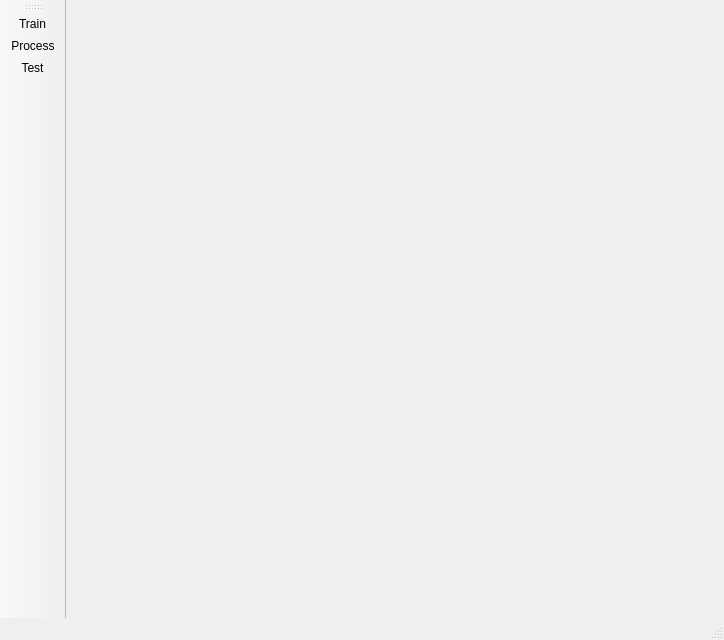
First picture: the form in pygesture/ui/main_template.ui, repository ixjlyons/pygesture, before the edit.
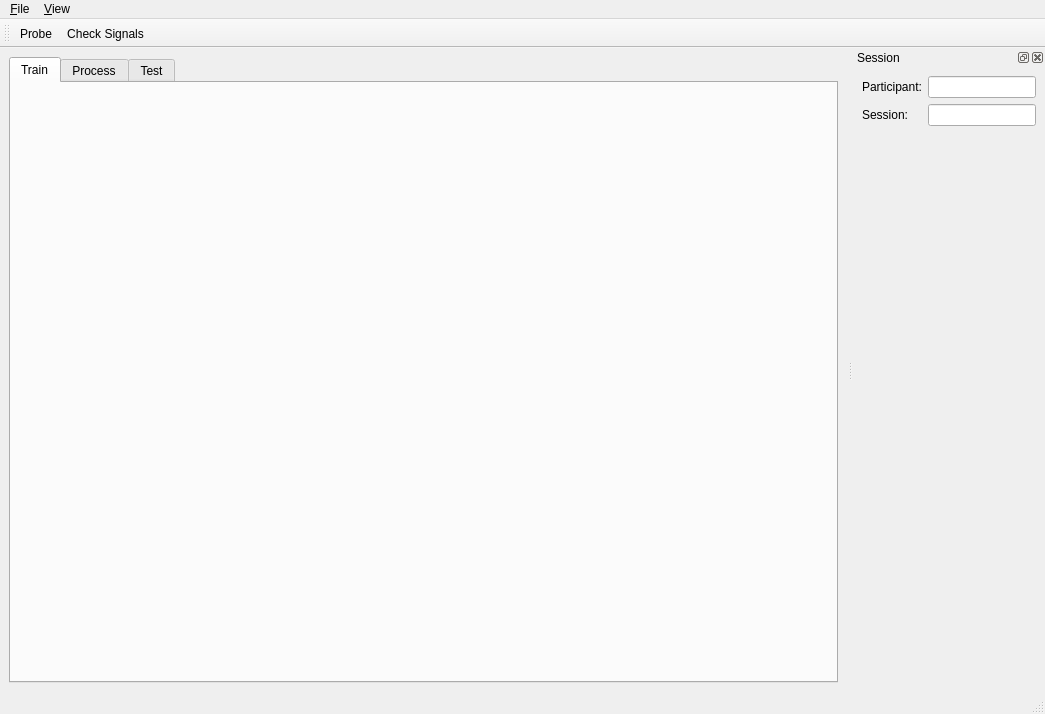
Second picture: the form after the edit. Icons and pictures are not drawn.

Commit message: Started a different main UI (this time with tabs). Some improvements to the test UI -- mainly separating the acts of starting the vrep simulation and running the pipeline to two separate buttons.

Diff of the .ui file:
```diff
--- a/pygesture/ui/main_template.ui
+++ b/pygesture/ui/main_template.ui
@@ -6,25 +6,63 @@
    <rect>
     <x>0</x>
     <y>0</y>
-    <width>724</width>
-    <height>640</height>
+    <width>1045</width>
+    <height>714</height>
    </rect>
   </property>
   <property name="windowTitle">
-   <string>pygesture</string>
+   <string>MainWindow</string>
   </property>
   <widget class="QWidget" name="centralwidget">
-   <layout class="QGridLayout" name="gridLayout"/>
+   <layout class="QGridLayout" name="gridLayout">
+    <item row="0" column="0">
+     <widget class="QTabWidget" name="tabWidget">
+      <property name="currentIndex">
+       <number>0</number>
+      </property>
+      <widget class="QWidget" name="trainTab">
+       <attribute name="title">
+        <string>Train</string>
+       </attribute>
+      </widget>
+      <widget class="QWidget" name="processTab">
+       <attribute name="title">
+        <string>Process</string>
+       </attribute>
+      </widget>
+      <widget class="QWidget" name="testTab">
+       <attribute name="title">
+        <string>Test</string>
+       </attribute>
+      </widget>
+     </widget>
+    </item>
+   </layout>
   </widget>
   <widget class="QMenuBar" name="menubar">
    <property name="geometry">
     <rect>
      <x>0</x>
      <y>0</y>
-     <width>724</width>
-     <height>19</height>
+     <width>1045</width>
+     <height>23</height>
     </rect>
    </property>
+   <widget class="QMenu" name="menu_File">
+    <property name="title">
+     <string>&amp;File</string>
+    </property>
+    <addaction name="action_Quit"/>
+   </widget>
+   <widget class="QMenu" name="menu_View">
+    <property name="title">
+     <string>&amp;View</string>
+    </property>
+    <addaction name="actionCheck_Signals"/>
+    <addaction name="actionProbe"/>
+   </widget>
+   <addaction name="menu_File"/>
+   <addaction name="menu_View"/>
   </widget>
   <widget class="QStatusBar" name="statusbar"/>
   <widget class="QToolBar" name="toolBar">
@@ -32,37 +70,77 @@
     <string>toolBar</string>
    </property>
    <attribute name="toolBarArea">
-    <enum>LeftToolBarArea</enum>
+    <enum>TopToolBarArea</enum>
    </attribute>
    <attribute name="toolBarBreak">
     <bool>false</bool>
    </attribute>
-   <addaction name="actionTrain"/>
-   <addaction name="actionProcess"/>
-   <addaction name="actionTest"/>
+   <addaction name="actionProbe"/>
+   <addaction name="actionCheck_Signals"/>
   </widget>
-  <action name="actionTrain">
-   <property name="text">
-    <string>Train</string>
+  <widget class="QDockWidget" name="mainDock">
+   <property name="allowedAreas">
+    <set>Qt::LeftDockWidgetArea|Qt::RightDockWidgetArea</set>
    </property>
-   <property name="toolTip">
-    <string>Generate training data</string>
+   <property name="windowTitle">
+    <string>Session</string>
    </property>
-  </action>
-  <action name="actionProcess">
+   <attribute name="dockWidgetArea">
+    <number>2</number>
+   </attribute>
+   <widget class="QWidget" name="dockWidgetContents">
+    <layout class="QFormLayout" name="formLayout">
+     <item row="0" column="0">
+      <widget class="QLabel" name="participantLabel">
+       <property name="text">
+        <string>Participant:</string>
+       </property>
+      </widget>
+     </item>
+     <item row="0" column="1">
+      <widget class="QLineEdit" name="participantLineEdit"/>
+     </item>
+     <item row="1" column="0">
+      <widget class="QLabel" name="sessionLabel">
+       <property name="text">
+        <string>Session:</string>
+       </property>
+      </widget>
+     </item>
+     <item row="1" column="1">
+      <widget class="QLineEdit" name="sessionLineEdit"/>
+     </item>
+    </layout>
+   </widget>
+  </widget>
+  <action name="action_Quit">
+   <property name="icon">
+    <iconset theme="application-exit">
+     <normaloff/>
+    </iconset>
+   </property>
    <property name="text">
-    <string>Process</string>
+    <string>&amp;Quit</string>
    </property>
-   <property name="toolTip">
-    <string>Process data</string>
-   </property>
   </action>
-  <action name="actionTest">
+  <action name="actionCheck_Signals">
+   <property name="icon">
+    <iconset theme="audio-card">
+     <normaloff/>
+    </iconset>
+   </property>
    <property name="text">
-    <string>Test</string>
+    <string>Check Signals</string>
    </property>
-   <property name="toolTip">
-    <string>Test control in a real-time task</string>
+  </action>
+  <action name="actionProbe">
+   <property name="icon">
+    <iconset theme="audio-input-microphone">
+     <normaloff/>
+    </iconset>
+   </property>
+   <property name="text">
+    <string>Probe</string>
    </property>
   </action>
  </widget>
```
The commit also changes 7 other files.
